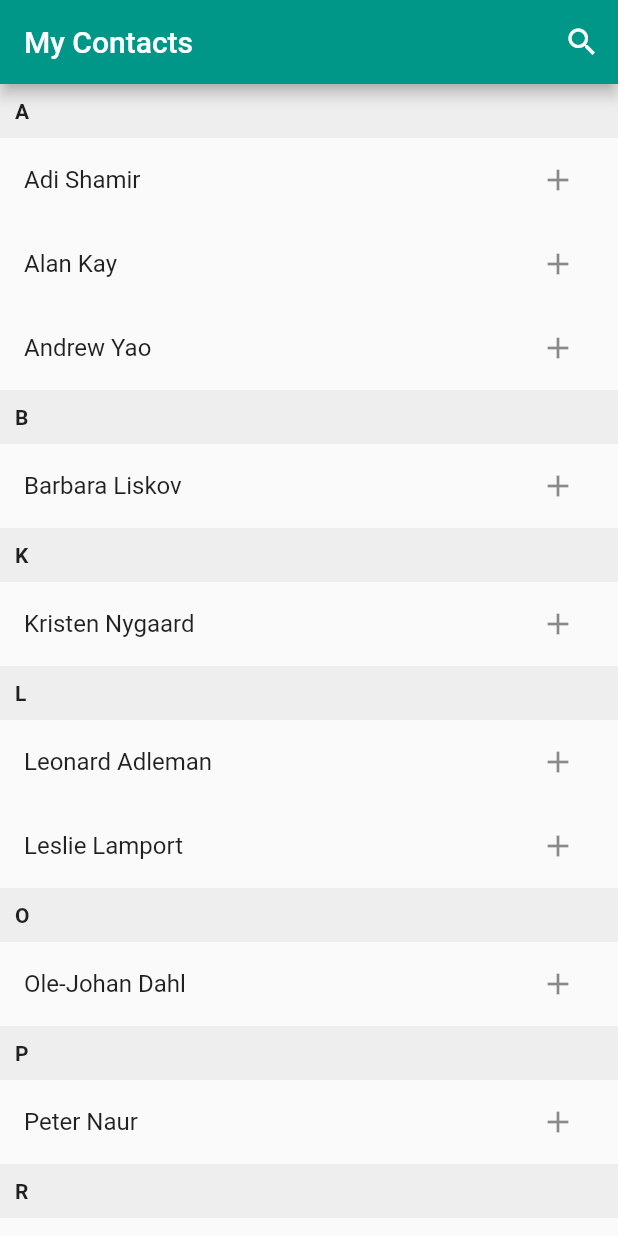
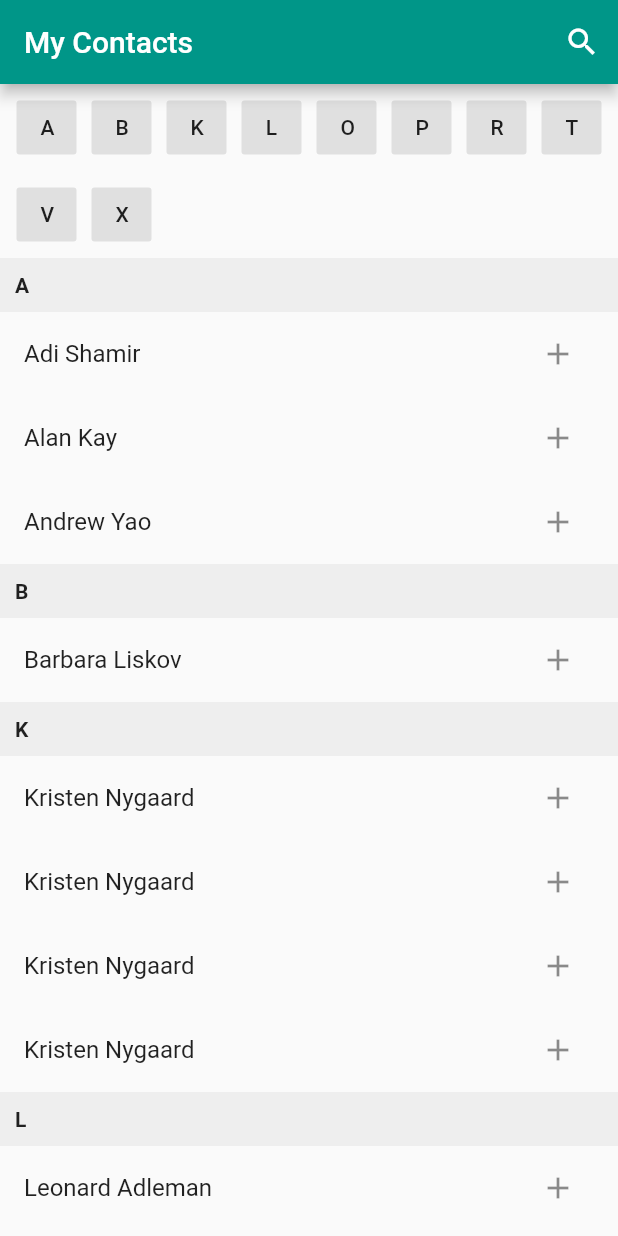
Before and after one commit to bstenm/flutter_miscellaneous, a Flutter app: the screen it shows after launch, on a phone screen of 412 x 824 dp. Run offline on Flutter 3.47's test engine with Material 2 defaults, Android fonts, the phone set to English and light mode, and no system bars.

Commit message:
added buttons to scroll to contacts  corresponding alphabetical letter

```diff
--- a/lib/ContactList.dart
+++ b/lib/ContactList.dart
@@ -6,17 +6,20 @@ class ContactList extends StatelessWidget {
     @required this.entries,
     @required this.onSelect,
     @required this.selectDisabled,
+    @required this.scrollController,
   }) : super(key: key);
 
   final Map entries;
   final bool selectDisabled;
   final Function onSelect;
+  final ScrollController scrollController;
 
   @override
   Widget build(BuildContext context) {
     return Expanded(
       child: ListView.builder(
         shrinkWrap: true,
+        controller: scrollController,
         itemCount: entries.keys.length,
         itemBuilder: (context, index) {
           String entry = entries.keys.toList()[index];
--- a/lib/ContactSearch.dart
+++ b/lib/ContactSearch.dart
@@ -4,6 +4,7 @@ import 'package:provider/provider.dart';
 
 import 'ContactList.dart';
 import 'GroupedContacts.dart';
+import 'ScrollControlButtons.dart';
 import 'state/ContactListState.dart';
 
 class ContactSearch extends StatefulWidget {
@@ -16,9 +17,17 @@ class ContactSearch extends StatefulWidget {
 }
 
 class _ContactSearchState extends State<ContactSearch> {
-  TextEditingController _searchController = TextEditingController();
+  bool _searchOn;
+  ScrollController _scrollController;
+  TextEditingController _searchController;
 
-  bool _searchOn = false;
+  @override
+  void initState() {
+    _scrollController = ScrollController();
+    _searchController = TextEditingController();
+    _searchOn = false;
+    super.initState();
+  }
 
   @override
   Widget build(BuildContext context) {
@@ -57,10 +66,17 @@ class _ContactSearchState extends State<ContactSearch> {
       body: Container(
         child: Column(
           children: <Widget>[
+            _searchOn
+                ? Container()
+                : ScrollControlButtons(
+                    entries: _contactList.entries,
+                    scrollController: _scrollController,
+                  ),
             ContactList(
               entries: _contactList.entries,
               onSelect: _contactList.select,
               selectDisabled: _searchOn,
+              scrollController: _scrollController,
             ),
             _searchOn ? Container() : GroupedContacts(),
           ],
--- /dev/null
+++ b/lib/ScrollControlButtons.dart
@@ -0,0 +1,51 @@
+import 'package:flutter/material.dart';
+
+class ScrollControlButtons extends StatelessWidget {
+  ScrollControlButtons({
+    Key key,
+    @required entries,
+    @required scrollController,
+  })  : _entries = entries,
+        _scrollController = scrollController,
+        super(key: key);
+
+  final Map _entries;
+  final ScrollController _scrollController;
+
+  @override
+  Widget build(BuildContext context) {
+    List keys = _entries.keys.toList()..sort();
+    double position = 0.0;
+    List<Map> withPos = List<Map>();
+
+    keys.forEach((k) {
+      Map e = Map();
+      e['groupId'] = k;
+      e['position'] = position;
+      withPos.add(e);
+      position += 35.0 + (_entries[k].length * 56.0);
+    });
+
+    List<Widget> _buildButtons() {
+      return withPos.map((entry) {
+        return Container(
+          margin: EdgeInsets.all(5.0),
+          width: 40.0,
+          child: FlatButton(
+            color: Colors.grey[300],
+            child: Text(entry['groupId']),
+            onPressed: () {
+              _scrollController.animateTo(
+                entry['position'],
+                duration: new Duration(seconds: 1),
+                curve: Curves.ease,
+              );
+            },
+          ),
+        );
+      }).toList();
+    }
+
+    return Wrap(children: _buildButtons());
+  }
+}
--- a/lib/state/ContactListState.dart
+++ b/lib/state/ContactListState.dart
@@ -1,5 +1,5 @@
 import 'package:flutter/foundation.dart';
-import '../utils/sortListAlphabetically.dart';
+import '../utils/groupByFirstLetter.dart';
 
 class ContactListState with ChangeNotifier {
   final _contacts = <String>[
@@ -10,18 +10,34 @@ class ContactListState with ChangeNotifier {
     'Kristen Nygaard',
     'Leonard Adleman',
     'Leslie Lamport',
+    'Kristen Nygaard',
+    'Leonard Adleman',
+    'Leslie Lamport',
+    'Kristen Nygaard',
+    'Leonard Adleman',
+    'Leslie Lamport',
+    'Kristen Nygaard',
+    'Leonard Adleman',
+    'Leslie Lamport',
     'Ole-Johan Dahl',
     'Peter Naur',
     'Robert E. Kahn',
     'Ronald L. Rivest',
     'Vinton G. Cerf',
+    'Xenathon',
+    'Xenathon',
+    'Xenathon',
+    'Xenathon',
+    'To',
+    'To',
   ];
   Map _entries = {};
   List _selected = List<String>();
   Map _sortedContacts = {};
 
   ContactListState() {
-    _sortedContacts = sortListAlphabetically(_contacts);
+    _contacts.sort();
+    _sortedContacts = groupByFirstLetter(_contacts);
     _entries.addAll(_sortedContacts);
   }
 
@@ -66,7 +82,7 @@ class ContactListState with ChangeNotifier {
     });
 
     _entries.clear();
-    _entries.addAll(sortListAlphabetically(matches));
+    _entries.addAll(groupByFirstLetter(matches));
     notifyListeners();
   }
 }
--- /dev/null
+++ b/lib/utils/groupByFirstLetter.dart
@@ -0,0 +1,11 @@
+Map groupByFirstLetter(List<String> list) {
+  Map sorted = new Map();
+
+  list.forEach((value) {
+    String startWith = value.substring(0, 1);
+    sorted[startWith] = sorted[startWith] ?? [];
+    sorted[startWith].add(value);
+  });
+
+  return sorted;
+}
--- a/lib/utils/sortListAlphabetically.dart
+++ /dev/null
@@ -1,11 +0,0 @@
-Map sortListAlphabetically(List<String> list) {
-  Map sortedList = {};
-
-  list.forEach((value) {
-    String startWith = value.substring(0, 1);
-    sortedList[startWith] = sortedList[startWith] ?? [];
-    sortedList[startWith].add(value);
-  });
-
-  return sortedList;
-}
```
